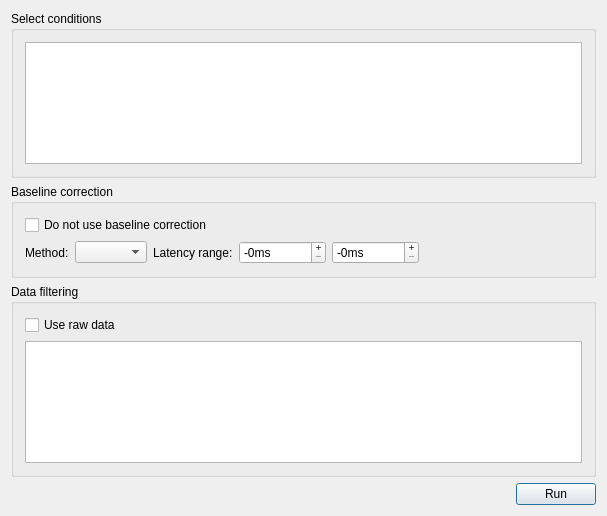
Qt form src/AnyWave/Epoch/AwAverageDialog.ui (HIP-infrastructure/anywave-code) before a commit.
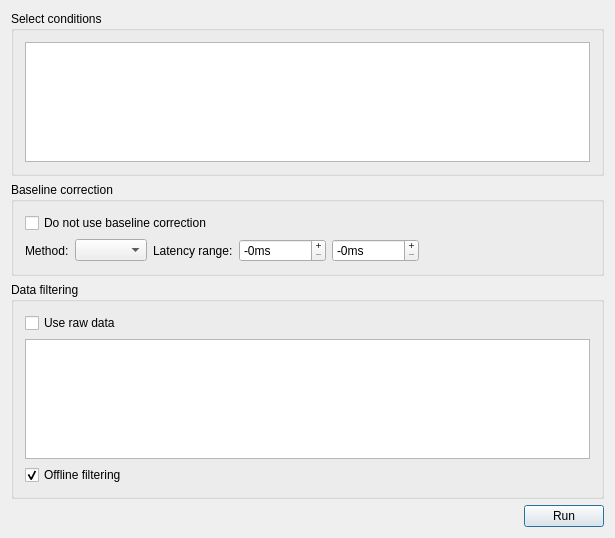
The same form after that commit. Icons and pictures are not drawn. Custom widgets are drawn as their Qt base class.

The edit to the form file:
```diff
--- a/src/AnyWave/Epoch/AwAverageDialog.ui
+++ b/src/AnyWave/Epoch/AwAverageDialog.ui
@@ -6,8 +6,8 @@
    <rect>
     <x>0</x>
     <y>0</y>
-    <width>607</width>
-    <height>516</height>
+    <width>615</width>
+    <height>538</height>
    </rect>
   </property>
   <property name="windowTitle">
@@ -196,6 +196,36 @@
       <item>
        <widget class="AwFilterTableView" name="filterTableView"/>
       </item>
+      <item>
+       <layout class="QHBoxLayout" name="horizontalLayout_5">
+        <item>
+         <widget class="QCheckBox" name="checkOfflineFiltering">
+          <property name="toolTip">
+           <string>Preload the whole data in memory and apply filtering (takes more time and memory)</string>
+          </property>
+          <property name="text">
+           <string>Offline filtering</string>
+          </property>
+          <property name="checked">
+           <bool>true</bool>
+          </property>
+         </widget>
+        </item>
+        <item>
+         <spacer name="horizontalSpacer_5">
+          <property name="orientation">
+           <enum>Qt::Horizontal</enum>
+          </property>
+          <property name="sizeHint" stdset="0">
+           <size>
+            <width>40</width>
+            <height>20</height>
+           </size>
+          </property>
+         </spacer>
+        </item>
+       </layout>
+      </item>
      </layout>
     </widget>
    </item>
```
Left out of the diff: 38 changed lines with no effect on the pictures.
